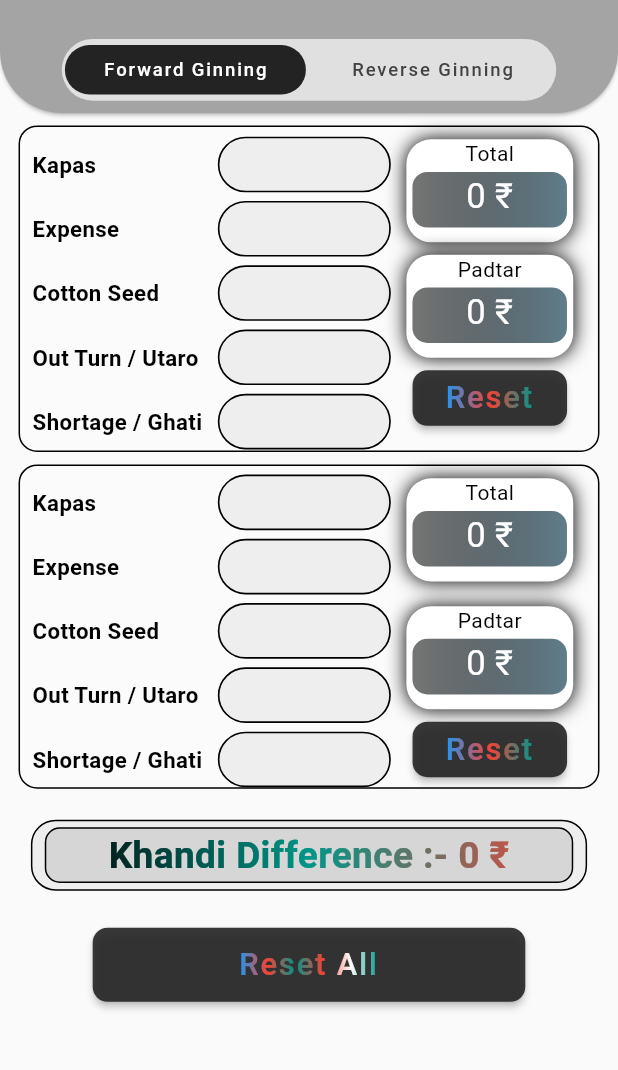
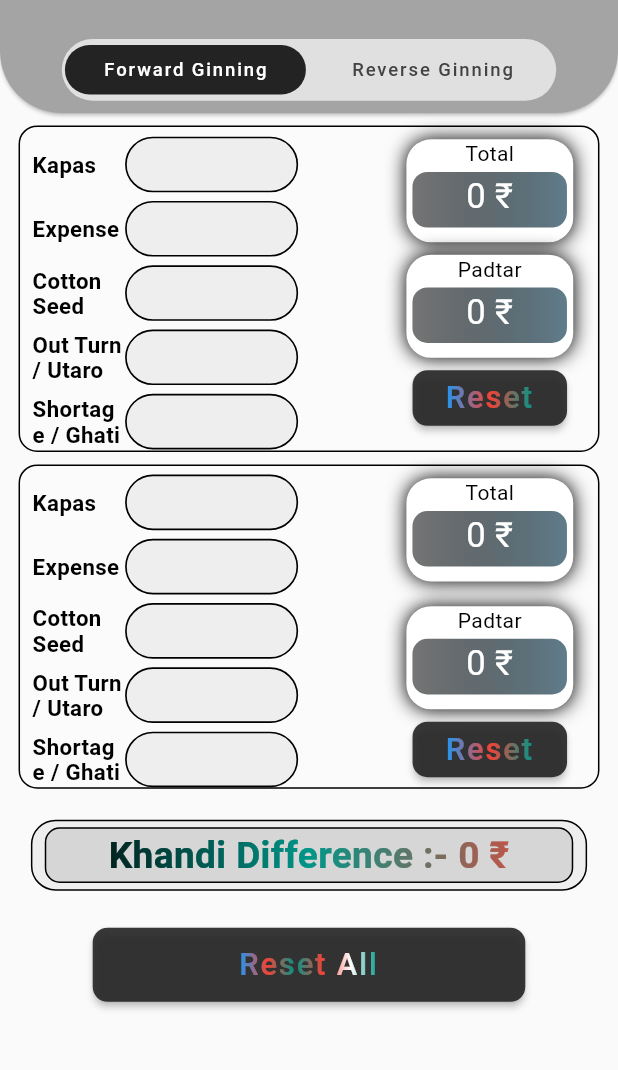
Before and after one commit to mg137137/kt1_Textile_Calculator, a Flutter app: the Home_Singal_Ginning_Calculator screen opened directly, after a tap on "Compare", on a phone screen of 412 x 824 dp, the part 60-1130 px from its top. Run offline on Flutter 3.47's test engine with Material 2 defaults, Android fonts, the phone set to English and light mode, and no system bars; drawn by our look-alikes of simple_gradient_text; our stand-ins replace flutter_screenutil.

Commit message:
chang in glolbel padding screen height chang in to 00.2 sw

```diff
--- a/lib/Figma_Design/Ginning_Calculator/Singal_Ginning_Calculator/Reverse_Singal_Ginning_Calculator.dart
+++ b/lib/Figma_Design/Ginning_Calculator/Singal_Ginning_Calculator/Reverse_Singal_Ginning_Calculator.dart
@@ -1,6 +1,7 @@
 import 'dart:async';
 
 import 'package:flutter/material.dart';
+import 'package:flutter_screenutil/flutter_screenutil.dart';
 import 'package:kt1_textile_calculator/Figma_Design/Ginning_Calculator/Compare_Ginning_Calculator/Home_Compare_Ginning_Calculator.dart';
 import 'package:simple_gradient_text/simple_gradient_text.dart';
 
@@ -209,12 +210,12 @@ class _Reverse_Singal_Ginning_CalculatorState
         double FixedHeight_Between_Input_Text_Field = FixedHeight * 0.008;
         return Container(
           padding: EdgeInsets.fromLTRB(
-              FixedHeight * 0.02, FixedHeight * 0.01, FixedHeight * 0.02, 0),
+              0.02.sw, 0.01.sh,0.02.sw, 0),
           width: FixedHeight,
           child: Column(
             children: [
               Container(
-                padding: EdgeInsets.fromLTRB(FixedHeight * 0.02, 0, 0, 0),
+                padding: EdgeInsets.fromLTRB(0.02.sw, 0, 0, 0),
                 child: Column(
                   children: [
                     //Kapas
--- a/lib/Globle_Access_Variables.dart
+++ b/lib/Globle_Access_Variables.dart
@@ -30,10 +30,10 @@ Widget buildRowWidget(String title, TextEditingController controller,
         // SizedBox(
         //   width: FixedWidth * 0.12,
         // ),
-        SizedBox(width: 0.03.sh),
+        SizedBox(width: 0.01.sw),
         Container(
           alignment: Alignment.center,
-          padding: EdgeInsets.fromLTRB(FixedHeight * 0.01, 0, 0, 0),
+          padding: EdgeInsets.fromLTRB(0.01.sw, 0, 0, 0),
           height: 0.049.sh,
           width: 0.17.sh,
           decoration: BoxDecoration(
@@ -42,7 +42,7 @@ Widget buildRowWidget(String title, TextEditingController controller,
               width: 1.1,
             ),
             color: Colors.grey[200],
-            borderRadius: BorderRadius.circular(20.0),
+            borderRadius: BorderRadius.circular(0.02.sh),
           ),
           child: TextField(
             textAlign: TextAlign.left,
@@ -59,7 +59,7 @@ Widget buildRowWidget(String title, TextEditingController controller,
           ),
         ),
 
-        SizedBox(width: 0.01.sh),
+        SizedBox(width: 0.01.sw),
 
         //Sub title Text
         Container(
@@ -84,7 +84,7 @@ Widget buildRowComapreWidget(String title, TextEditingController controller,
     child: Row(
       children: [
         Container(
-          width: 0.15.sh,
+          width: 0.15.sw,
           // alignment: Alignment.centerLeft,
           child: Text(
             title,
@@ -98,7 +98,7 @@ Widget buildRowComapreWidget(String title, TextEditingController controller,
         // SizedBox(width: FixedWidth * 0.25),
         Container(
           alignment: Alignment.center,
-          padding: EdgeInsets.fromLTRB(FixedHeight * 0.01, 0, 0, 0),
+          padding: EdgeInsets.fromLTRB( 0.01.sw, 0, 0, 0),
           height: 0.045.sh,
           width: 0.28.sw,
           decoration: BoxDecoration(
```
Also changed, not shown: lib/Figma_Design/Home_Page.dart (+6 -6 lines), 1 other file.
